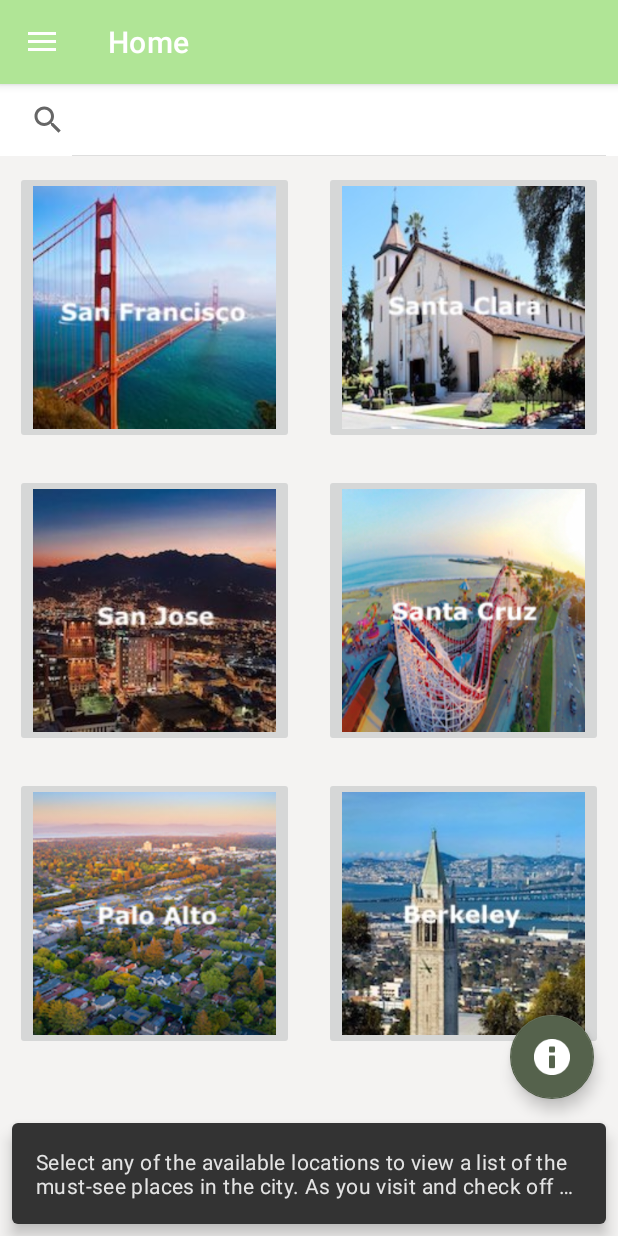
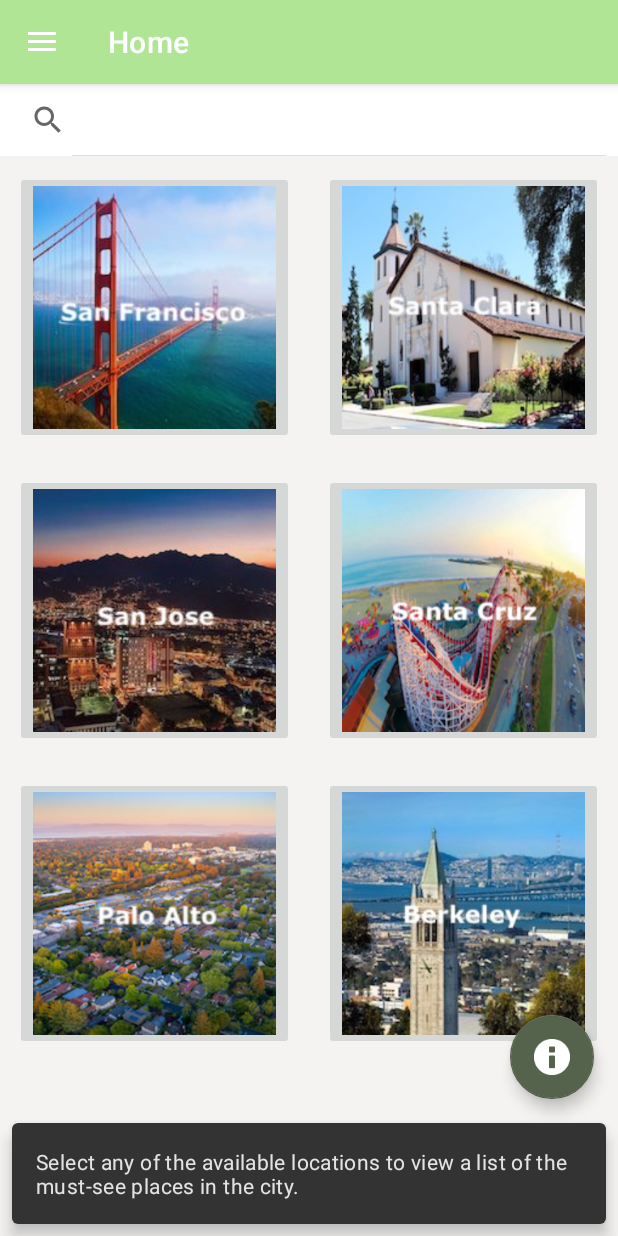
Before and after one commit to lin-jeffrey/bay-bucket, an Android app: the screen it shows after launch once a user with an empty profile is signed in (Home), after a tap on an icon or button, on a phone screen of 412 x 824 dp. Run offline under Robolectric (Android 15) with nearby library versions, the phone set to English and light mode, and no system bars; our stand-ins replace Firebase (no records; nobody signed in at launch, a user with empty details on screens opened directly), Room's generated code, navigation-ui; Roboto replaces fonts that are not available here.

```diff
--- a/app/src/main/java/com/example/baybucket/Home.java
+++ b/app/src/main/java/com/example/baybucket/Home.java
@@ -55,7 +55,7 @@ public class Home extends AppCompatActivity {
         binding.appBarHome.fab.setOnClickListener(new View.OnClickListener() {
             @Override
             public void onClick(View view) {
-                Snackbar.make(view, "Select any of the available locations to view a list of the must-see places in the city. As you visit and check off places, you will be awarded points. You can also view a leaderboard with the top players. Gotta visit 'em all to be the best.", Snackbar.LENGTH_LONG)
+                Snackbar.make(view, "Select any of the available locations to view a list of the must-see places in the city.", Snackbar.LENGTH_LONG)
                         .setAction("Action", null).show();
             }
         });
--- a/app/src/main/res/layout/activity_main.xml
+++ b/app/src/main/res/layout/activity_main.xml
@@ -12,7 +12,6 @@
         android:layout_width="wrap_content"
         android:layout_height="wrap_content"
         android:layout_centerHorizontal="true"
-        android:layout_centerVertical="true"
         android:layout_marginTop="20dp"
         android:src="@drawable/logo" />
 
@@ -22,6 +21,7 @@
         android:layout_height="wrap_content"
         android:layout_below="@id/logo"
         android:layout_centerHorizontal="true"
+        android:layout_centerVertical="true"
         android:layout_marginTop="20dp"
         android:fontFamily="sans-serif"
         android:text="BayBucket"
```
